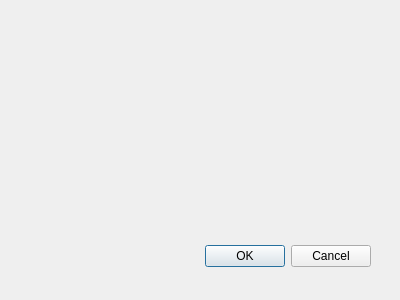
Before: the Qt Designer form AdminLoginDialog.ui in byebye/TimeGuard, drawn with Qt 5.
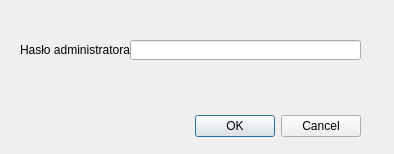
After: the same form once the commit is applied.

Commit message: Add 'password (in)correct' messages

```diff
--- a/AdminLoginDialog.ui
+++ b/AdminLoginDialog.ui
@@ -8,8 +8,8 @@
    <rect>
     <x>0</x>
     <y>0</y>
-    <width>400</width>
-    <height>300</height>
+    <width>394</width>
+    <height>154</height>
    </rect>
   </property>
   <property name="windowTitle">
@@ -18,8 +18,8 @@
   <widget class="QDialogButtonBox" name="buttonBox">
    <property name="geometry">
     <rect>
-     <x>30</x>
-     <y>240</y>
+     <x>20</x>
+     <y>110</y>
      <width>341</width>
      <height>32</height>
     </rect>
@@ -31,6 +31,29 @@
     <set>QDialogButtonBox::Cancel|QDialogButtonBox::Ok</set>
    </property>
   </widget>
+  <widget class="QLabel" name="adminPasswordLabel">
+   <property name="geometry">
+    <rect>
+     <x>20</x>
+     <y>40</y>
+     <width>111</width>
+     <height>20</height>
+    </rect>
+   </property>
+   <property name="text">
+    <string>Hasło administratora:</string>
+   </property>
+  </widget>
+  <widget class="QLineEdit" name="adminPasswordEdit">
+   <property name="geometry">
+    <rect>
+     <x>130</x>
+     <y>40</y>
+     <width>231</width>
+     <height>20</height>
+    </rect>
+   </property>
+  </widget>
  </widget>
  <pixmapfunction/>
  <resources/>
```
Left out of the diff: 5 changed lines with no effect on the pictures. The commit also changes 4 other files.
